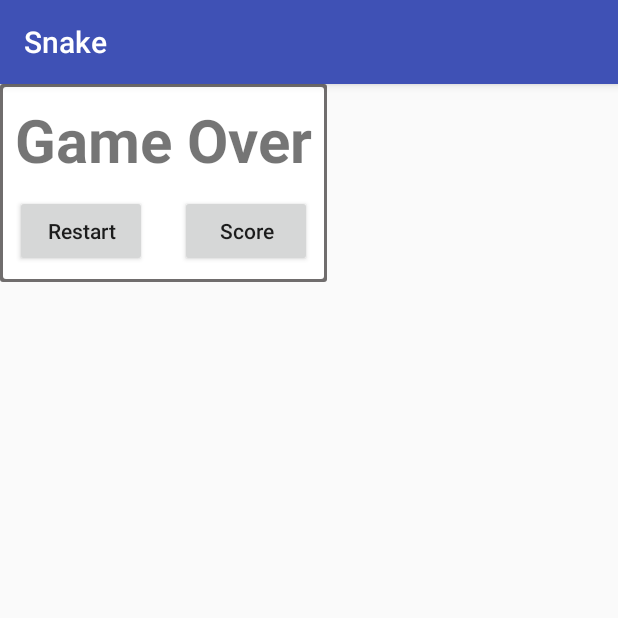
After one commit to Hyuni89/SnakeGame, an Android app: the fragment GameOverFragment shown on its own in the app's theme, on a phone screen of 412 x 824 dp, the top half of it. The commit adds this screen. Run offline under Robolectric (Android 15) with nearby library versions, the phone set to English and light mode, and no system bars.

Commit message:
add GameOver popup window (fragment) TODO: linking score to score Database

```diff
--- /dev/null
+++ b/app/src/main/java/com/example/cho/snake/GameOverFragment.java
@@ -0,0 +1,34 @@
+package com.example.cho.snake;
+
+import android.app.Fragment;
+import android.os.Bundle;
+import android.view.LayoutInflater;
+import android.view.View;
+import android.view.ViewGroup;
+import android.widget.Button;
+
+/**
+ * Created by cho on 17. 12. 10.
+ */
+
+public class GameOverFragment extends Fragment {
+
+    private Button restart;
+    private Button scoreBoard;
+
+    @Override
+    public View onCreateView(LayoutInflater inflater, ViewGroup container, Bundle savedInstanceState) {
+        View view = inflater.inflate(R.layout.gameover, container, false);
+        restart = (Button)view.findViewById(R.id.restartButton);
+        scoreBoard = (Button)view.findViewById(R.id.scoreButton);
+
+        restart.setOnClickListener(new View.OnClickListener() {
+            @Override
+            public void onClick(View view) {
+                ((MainActivity)getActivity()).restartGame();
+            }
+        });
+
+        return view;
+    }
+}
--- a/app/src/main/res/layout/scoreboard.xml
+++ b/app/src/main/res/layout/scoreboard.xml
@@ -5,8 +5,9 @@
     android:id="@+id/scoreBoard">
 
     <ListView
-        android:layout_width="wrap_content"
-        android:layout_height="wrap_content"
+        android:layout_width="200dp"
+        android:layout_height="300dp"
+        android:layout_centerInParent="true"
         android:id="@+id/scoreList"
         android:clickable="false">
 
--- a/build.gradle
+++ b/build.gradle
@@ -7,7 +7,7 @@ buildscript {
         jcenter()
     }
     dependencies {
-        classpath 'com.android.tools.build:gradle:3.0.0'
+        classpath 'com.android.tools.build:gradle:3.0.1'
 
 
         // NOTE: Do not place your application dependencies here; they belong
```
Also changed, not shown: app/src/main/java/com/example/cho/snake/MainActivity.java (+41 -6 lines), app/src/main/java/com/example/cho/snake/ScoreDB.java (added, +65 -0 lines), app/src/main/res/layout/activity_main.xml (+7 -0 lines).
